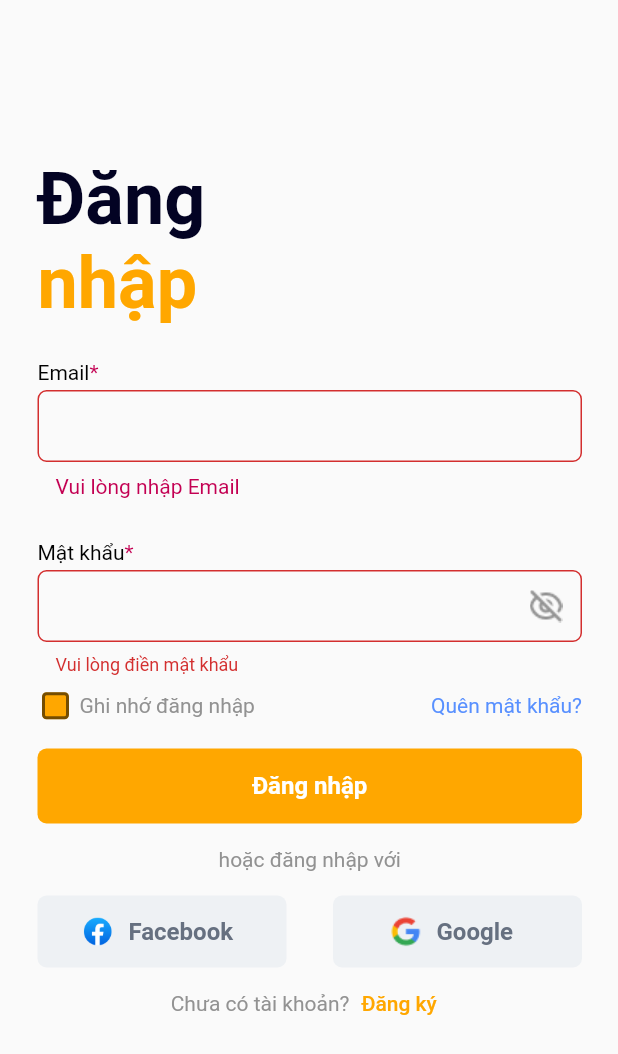
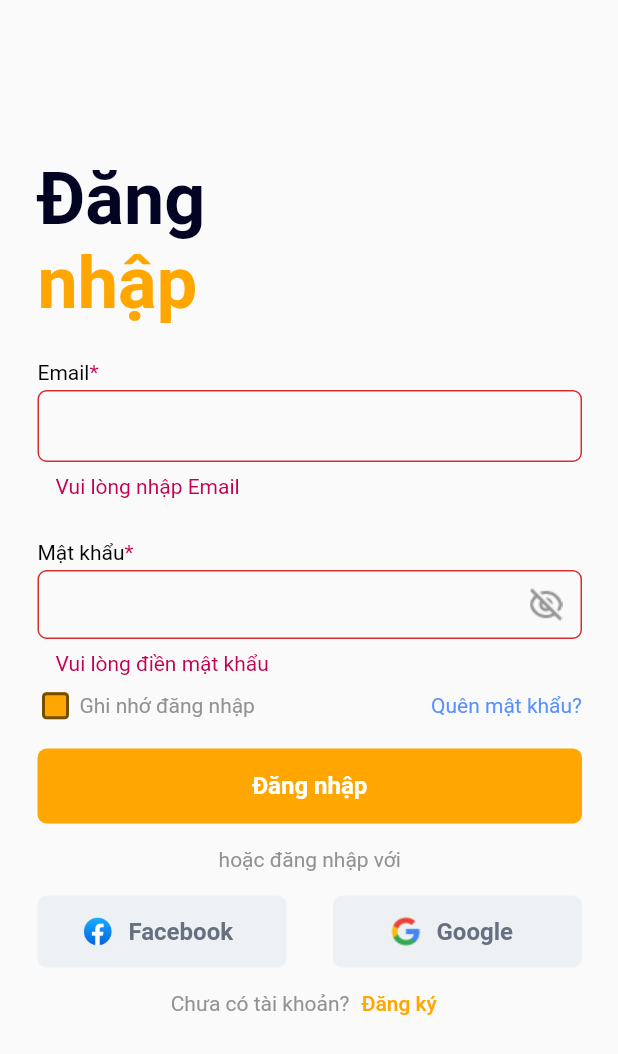
Before and after one commit to noRegrest/bantinsang_flutter_demo, a Flutter app: the screen it shows after launch, on a phone screen of 412 x 824 dp. Shown: the top 1054 px of the screen. Run offline on Flutter 3.47's test engine with Material 2 defaults, Android fonts, the phone set to English and light mode, and no system bars; our stand-ins replace dio; Roboto replaces fonts that are missing (poppins).

Commit message:
up style

```diff
--- a/lib/screen/login.dart
+++ b/lib/screen/login.dart
@@ -191,6 +191,10 @@ class _LoginPage extends State<LoginPage> {
                               decoration: InputDecoration(
                                   isCollapsed: false,
                                   isDense: true,
+                                  errorStyle: const TextStyle(
+                                      fontSize: 14,
+                                      fontWeight: FontWeight.w400,
+                                      color: Color(0xffC30052)),
                                   suffixIcon: GestureDetector(
                                       onTap: () {
                                         setState(() {
```
